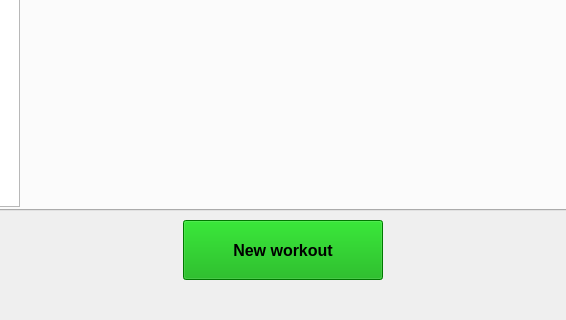
Above: resources/mainwindow.ui from CGodiksen/exercise-bike-logger before the change; both pictures show x 343 to 909 and y 380 to 700 of the 1250 by 700 pixel window. Below: the same form after it.
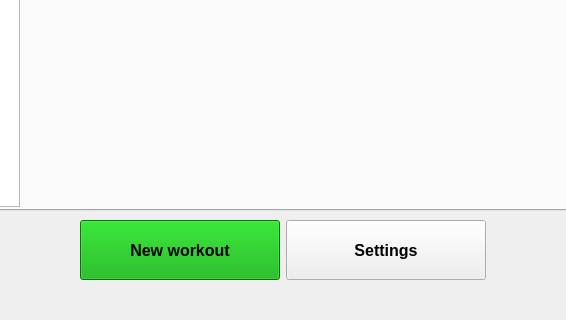
That is the form after the change. The open tabs and pages were chosen to show the change.

Commit message: Added a settings dialog window that allows the user to manually input the connection information. Also added a settings class that makes it easy to load and save settings throughout the application. This class is now used in the BluetoothSession class to get the information. Also removed the connect button from the workoutwindow ui and added a settings button to the mainwindow ui.

The edit to the form file:
```diff
--- a/resources/mainwindow.ui
+++ b/resources/mainwindow.ui
@@ -2022,6 +2022,29 @@
        </property>
       </widget>
      </item>
+     <item>
+      <widget class="QPushButton" name="settingsButton">
+       <property name="minimumSize">
+        <size>
+         <width>200</width>
+         <height>60</height>
+        </size>
+       </property>
+       <property name="font">
+        <font>
+         <pointsize>12</pointsize>
+         <weight>75</weight>
+         <bold>true</bold>
+        </font>
+       </property>
+       <property name="styleSheet">
+        <string notr="true"/>
+       </property>
+       <property name="text">
+        <string>Settings</string>
+       </property>
+      </widget>
+     </item>
      <item>
       <spacer name="horizontalSpacer_2">
        <property name="orientation">
```
Left out of the diff: 2 changed lines with no effect on the pictures. The commit also changes 8 other files.
